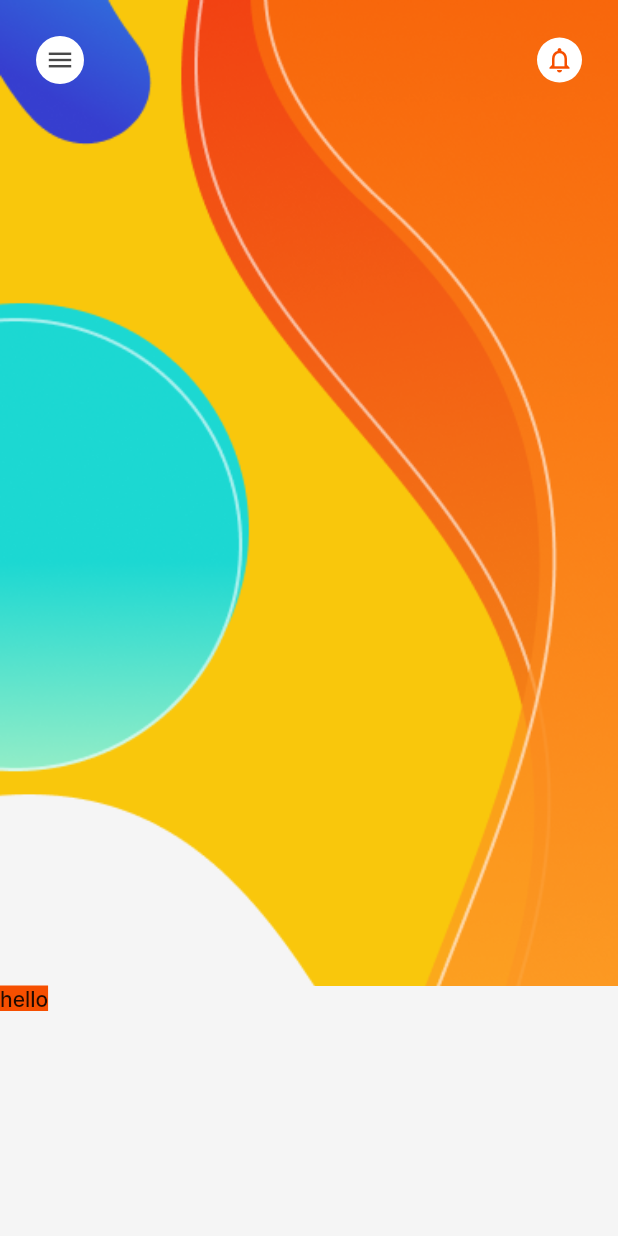
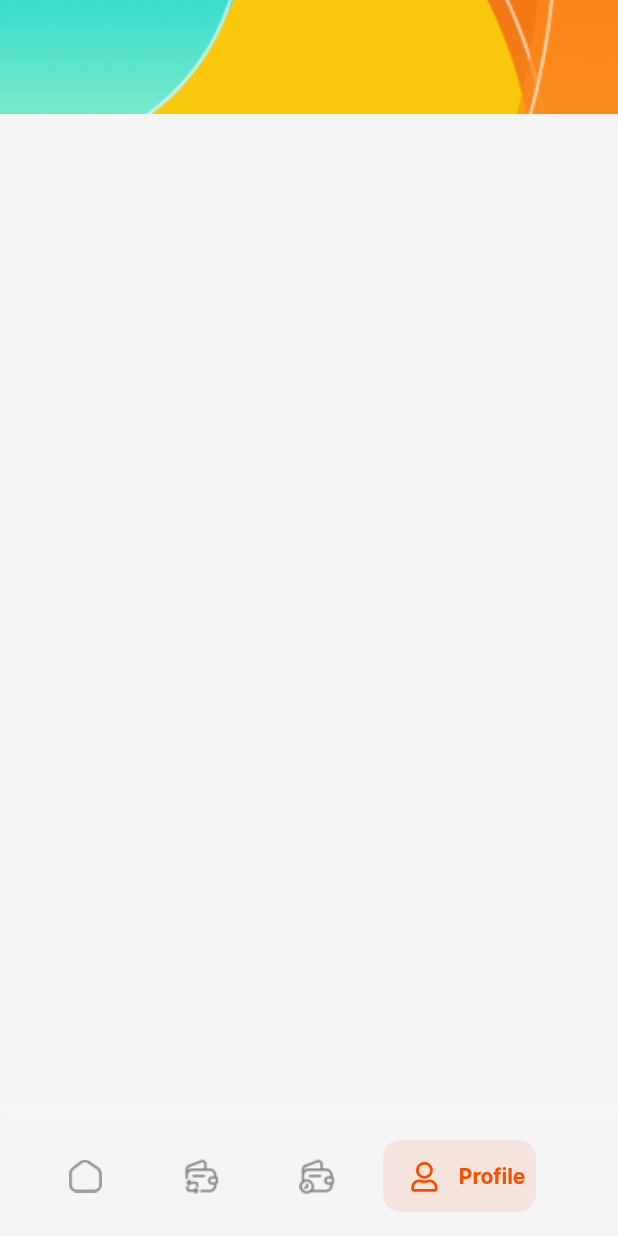
Before and after one commit to Zackcodder/rhapsave, a Flutter app: the screen it shows after launch, on a phone screen of 412 x 824 dp. Run offline on Flutter 3.47's test engine with Material 2 defaults, Android fonts, the phone set to English and light mode, and no system bars; our stand-ins replace font_awesome_flutter.

Commit message:
new file:   assets/images/user.png 	new file:   assets/images/verifyok.png 	modified:   lib/constants/colors.dart 	new file:   lib/constants/text_style.dart 	modified:   lib/home.dart 	new file:   lib/profile.dart 	new file:   lib/reuseable_bottom_navbar.dart 	modified:   pubspec.lock 	modified:   pubspec.yaml

```diff
--- a/lib/home.dart
+++ b/lib/home.dart
@@ -2,6 +2,9 @@
 
 import 'package:flutter/material.dart';
 import 'package:rhapsave/constants/colors.dart';
+import 'package:rhapsave/constants/text_style.dart';
+import 'package:rhapsave/reuseable_bottom_navbar.dart';
+import 'package:font_awesome_flutter/font_awesome_flutter.dart';
 
 class Home extends StatelessWidget {
   const Home({super.key});
@@ -10,63 +13,16 @@ class Home extends StatelessWidget {
   Widget build(BuildContext context) {
     return Scaffold(
       backgroundColor: kBackground,
-      extendBodyBehindAppBar: true,
-      appBar: AppBar(
-        toolbarHeight: 80,
-        backgroundColor: Colors.transparent,
-        elevation: 0,
-        actions: [
-          Container(
-            margin: EdgeInsets.only(right: 24),
-            child: CircleAvatar(
-              child: Icon(
-                Icons.notifications_outlined,
-                size: 20,
-                color: kPorfileColor,
-              ),
-              backgroundColor: kCircleColor,
-              radius: 15,
-            ),
-          )
-        ],
-        leading: Container(
-          margin: EdgeInsets.only(left: 24),
-          child: CircleAvatar(
-            backgroundColor: kCircleColor,
-            child: Icon(
-              Icons.menu,
-              size: 20,
-              color: kGeneralbodytextColor,
-            ),
-          ),
-        ),
-      ),
       body: Column(
         crossAxisAlignment: CrossAxisAlignment.stretch,
-        // mainAxisAlignment: MainAxisAlignment.center,
         children: [
-          Expanded(
-            child: SizedBox(
-              child: Image.asset(
-                "assets/images/header.png",
-                fit: BoxFit.cover,
-                alignment: AlignmentDirectional.topStart,
-              ),
-            ),
-          ),
-          Stack(
-            alignment: AlignmentDirectional.centerStart,
-            children: [
-              Container(
-                margin: EdgeInsets.only(bottom: 150),
-                child: Text('hello'),
-                color: kPorfileColor,
-              ),
-              Container(),
-            ],
+          Container(
+            height: 76,
+            child: Image.asset('assets/images/header.png', fit: BoxFit.fitWidth,),
           )
         ],
       ),
+      bottomNavigationBar: ReuseableBottomBar(),
     );
   }
 }
--- /dev/null
+++ b/lib/reuseable_bottom_navbar.dart
@@ -0,0 +1,145 @@
+// ignore_for_file: prefer_const_constructors
+
+import 'package:flutter/material.dart';
+import 'package:font_awesome_flutter/font_awesome_flutter.dart';
+import 'package:rhapsave/constants/colors.dart';
+import 'package:rhapsave/home.dart';
+import 'package:rhapsave/profile.dart';
+
+class ReuseableBottomBar extends StatefulWidget {
+  const ReuseableBottomBar({
+    Key? key,
+  }) : super(key: key);
+
+  @override
+  State<ReuseableBottomBar> createState() => _ReuseableBottomBarState();
+}
+
+class _ReuseableBottomBarState extends State<ReuseableBottomBar> {
+  @override
+  Widget build(BuildContext context) {
+    return Container(
+      height: 80,
+      decoration: BoxDecoration(
+        boxShadow: [
+          BoxShadow(
+              color: kCircleColor.withOpacity(0.6),
+              offset: Offset(0, 1),
+              blurRadius: 15.0),
+        ],
+        color: kBackground,
+      ),
+      child: Row(
+        children: [
+          //Home
+          GestureDetector(
+            onTap: () => Navigator.push(
+              context,
+              MaterialPageRoute(
+                builder: (context) => Home(),
+              ),
+            ),
+            child: Container(
+              margin: EdgeInsets.only(left: 46, right: 54),
+              color: kBackground,
+              child: Column(
+                mainAxisAlignment: MainAxisAlignment.center,
+                children: [
+                  Image.asset(
+                    'assets/images/home.png',
+                    color: kNavibuttonColor,
+                  ),
+                ],
+              ),
+            ),
+          ),
+
+          //Wallet change
+          GestureDetector(
+            // onTap: () => Navigator.pushNamed(context, EventCenter.id),
+            child: Container(
+              color: kBackground,
+              child: Column(
+                mainAxisAlignment: MainAxisAlignment.center,
+                children: [
+                  Image.asset('assets/images/changewallet.png',
+                      color: kNavibuttonColor),
+                ],
+              ),
+            ),
+          ),
+
+          //Empty wallet
+          GestureDetector(
+            // onTap: () => Navigator.push(
+            //   context,
+            //   MaterialPageRoute(
+            //     builder: (context) => Promotion(),
+            //   ),
+            // ),
+            child: Container(
+              margin: EdgeInsets.only(left: 53.47, right: 32.03),
+              color: kBackground,
+              height: 100,
+              child: Column(
+                mainAxisAlignment: MainAxisAlignment.center,
+                children: [
+                  Image.asset('assets/images/wallet.png',
+                      color: kNavibuttonColor),
+                ],
+              ),
+            ),
+          ),
+
+          // User profile
+          GestureDetector(
+            onTap: () => Navigator.push(
+              context,
+              MaterialPageRoute(
+                builder: (context) => Profile(),
+              ),
+            ),
+            child: Container(
+              height: 48,
+              // width: 99,
+              decoration: BoxDecoration(
+                borderRadius: BorderRadius.all(
+                  Radius.circular(12),
+                ),
+                color: Color.fromRGBO(246, 70, 0, 0.1),
+              ),
+              child: Row(
+                // ignore: prefer_const_literals_to_create_immutables
+                children: [
+                  SizedBox(
+                    width: 17.34,
+                  ),
+                  Icon(
+                    FontAwesomeIcons.user,
+                    size: 20,
+                    color: kPorfileColor,
+                  ),
+                  SizedBox(
+                    width: 13.02,
+                  ),
+                  Text(
+                    'Profile',
+                    style: TextStyle(
+                        color: kPorfileColor,
+                        fontWeight: FontWeight.w700,
+                        fontFamily: 'Poppins',
+                        fontSize: 14.0,
+                        fontStyle: FontStyle.normal),
+                  ),
+                  SizedBox(
+                    width: 7,
+                  ),
+                ],
+              ),
+            ),
+          ),
+        ],
+      ),
+    );
+  }
+}
--- a/pubspec.yaml
+++ b/pubspec.yaml
@@ -31,6 +31,7 @@ environment:
 dependencies:
   flutter:
     sdk: flutter
+  font_awesome_flutter: ^9.1.0
 
 
   # The following adds the Cupertino Icons font to your application.
```
Also changed, not shown: lib/constants/colors.dart (+3 -7 lines), lib/constants/text_style.dart (added, +31 -0 lines), lib/profile.dart (added, +503 -0 lines), assets/images/user.png (added), assets/images/verifyok.png (added), pubspec.lock.
